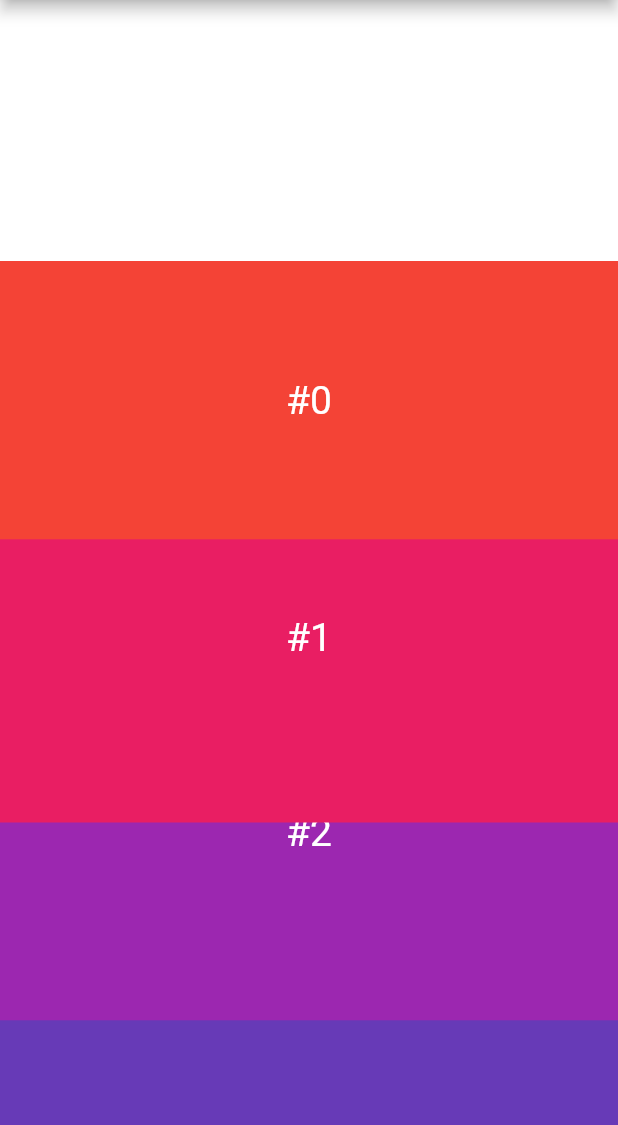
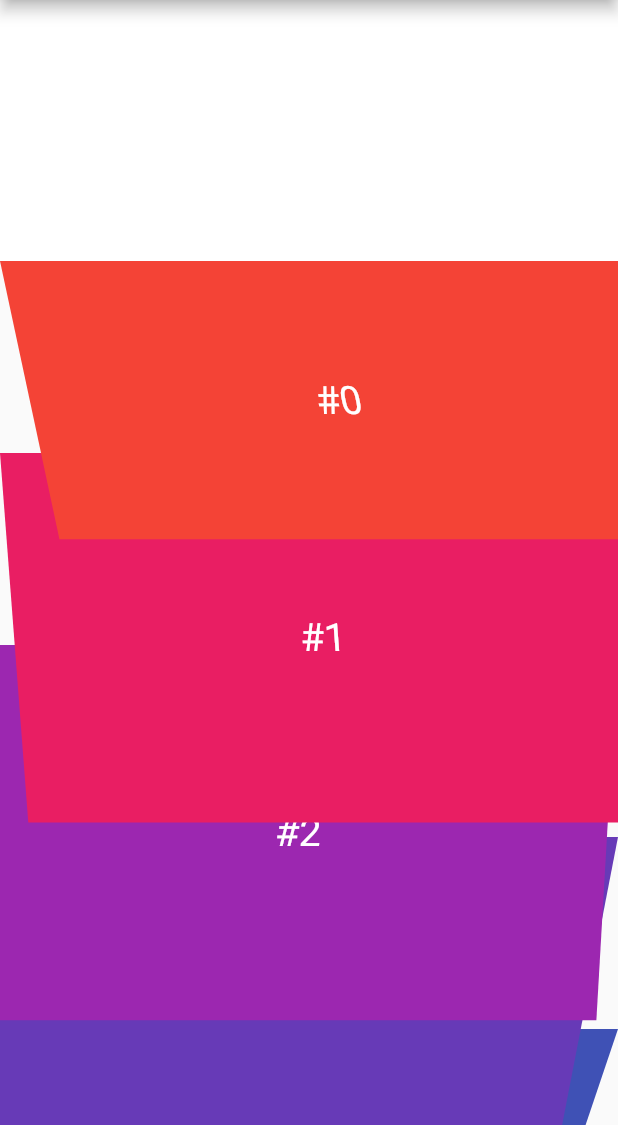
Before and after one commit to widgeters/custom_scroll_workshop, a Flutter app: the screen it shows after launch, tab 2 chosen, scrolled down 576 dp, on a phone screen of 412 x 824 dp, the part 111-1236 px from its top. Run offline on Flutter 3.47's test engine with Material 2 defaults, Android fonts, the phone set to English and light mode, and no system bars.

Commit message:
Introducing skew using custom ParentData class

```diff
--- a/lib/custom_scroll_tab.dart
+++ b/lib/custom_scroll_tab.dart
@@ -54,7 +54,8 @@ class ColoredBar extends StatelessWidget {
 
   @override
   Widget build(BuildContext context) {
-    return Container(
+    return ContainerWithRotation(
+      child: Container(
         color: Colors.transparent,
         clipBehavior: Clip.none,
         alignment: Alignment.center,
@@ -63,12 +64,39 @@ class ColoredBar extends StatelessWidget {
           child: Container(
             clipBehavior: Clip.none,
             padding: const EdgeInsets.all(16),
+            decoration: BoxDecoration(
               color: color,
+            ),
             alignment: Alignment.center,
             child: Text(text),
           ),
         ),
+      ),
     );
+  }
+}
+
+class ContainerWithRotation extends SingleChildRenderObjectWidget {
+  ContainerWithRotation({required Widget child}) : super(child: child);
+
+  @override
+  RenderObject createRenderObject(BuildContext context) =>
+      RotatedChildRenderObject();
+}
+
+class RotatedChildRenderObject extends RenderProxyBox {
+  @override
+  void paint(PaintingContext context, Offset offset) {
+    if (parentData is SliverPhysicalParentDataWithSkew) {
+      context.pushTransform(
+        child!.needsCompositing,
+        offset,
+        Matrix4.skewX((parentData as SliverPhysicalParentDataWithSkew).skew),
+        super.paint,
+      );
+    } else {
+      super.paint(context, offset);
+    }
   }
 }
 
--- a/lib/growing_center_widget.dart
+++ b/lib/growing_center_widget.dart
@@ -1,3 +1,5 @@
+import 'dart:math';
+
 import 'package:flutter/material.dart';
 import 'package:flutter/rendering.dart';
 
@@ -12,13 +14,16 @@ class GrowingWhenCentered extends SingleChildRenderObjectWidget {
 
 class GrowingWhenCenteredRenderSliver extends RenderSliverSingleBoxAdapter {
   @override
+  void setupParentData(RenderObject child) {
+    if (child.parentData is! SliverPhysicalParentDataWithSkew) child.parentData = SliverPhysicalParentDataWithSkew();
+  }
+
+  @override
   void performLayout() {
     if (child == null) {
       geometry = SliverGeometry.zero;
       return;
     }
-
-    assert(this.constraints.axis == Axis.vertical);
 
     final SliverConstraints constraints = this.constraints;
     final BoxConstraints initialChildConstraints = constraints.asBoxConstraints();
@@ -39,6 +44,8 @@ class GrowingWhenCenteredRenderSliver extends RenderSliverSingleBoxAdapter {
       height: initialChildExtent * childScale,
     );
 
+    (child!.parentData as SliverPhysicalParentDataWithSkew).skew = (0.5 - relativeOffsetFromTop) * pi / 4;
+
     child!.layout(resizedChildConstraints, parentUsesSize: true);
 
     final double childExtent = child!.size.height;
@@ -58,3 +65,7 @@ class GrowingWhenCenteredRenderSliver extends RenderSliverSingleBoxAdapter {
     setChildParentData(child!, constraints, geometry!);
   }
 }
+
+class SliverPhysicalParentDataWithSkew extends SliverPhysicalParentData {
+  double skew = -pi / 6;
+}
```
Lines whose indentation alone changed are shown as unchanged.
